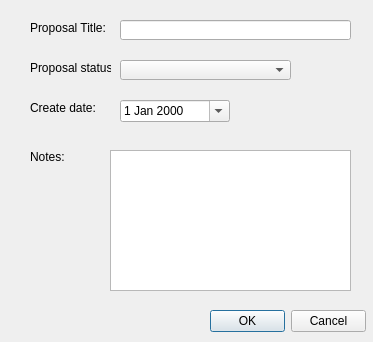
Before: the Qt Designer form proposal_details_dialog_base.ui in tlh22/TOMs, drawn with Qt 5.
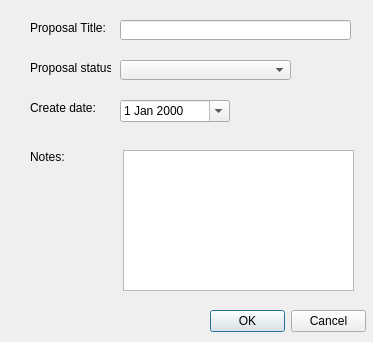
After: the same form once the commit is applied.

```diff
--- a/proposal_details_dialog_base.ui
+++ b/proposal_details_dialog_base.ui
@@ -101,16 +101,6 @@
     <string>Notes:</string>
    </property>
   </widget>
-  <widget class="QPlainTextEdit" name="ProposalNotes">
-   <property name="geometry">
-    <rect>
-     <x>110</x>
-     <y>150</y>
-     <width>241</width>
-     <height>141</height>
-    </rect>
-   </property>
-  </widget>
   <widget class="QDateEdit" name="ProposalCreateDate">
    <property name="geometry">
     <rect>
@@ -124,6 +114,16 @@
     <bool>true</bool>
    </property>
   </widget>
+  <widget class="QTextEdit" name="ProposalNotes">
+   <property name="geometry">
+    <rect>
+     <x>123</x>
+     <y>150</y>
+     <width>231</width>
+     <height>141</height>
+    </rect>
+   </property>
+  </widget>
  </widget>
  <resources/>
  <connections>
```
